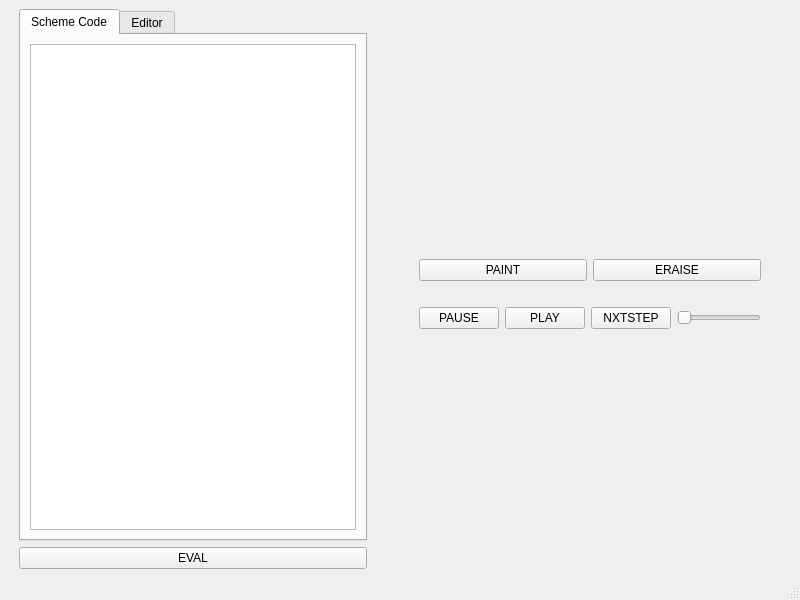
Old version of the form mainwindow.ui in the repository d1sxgRee/CAEditor.
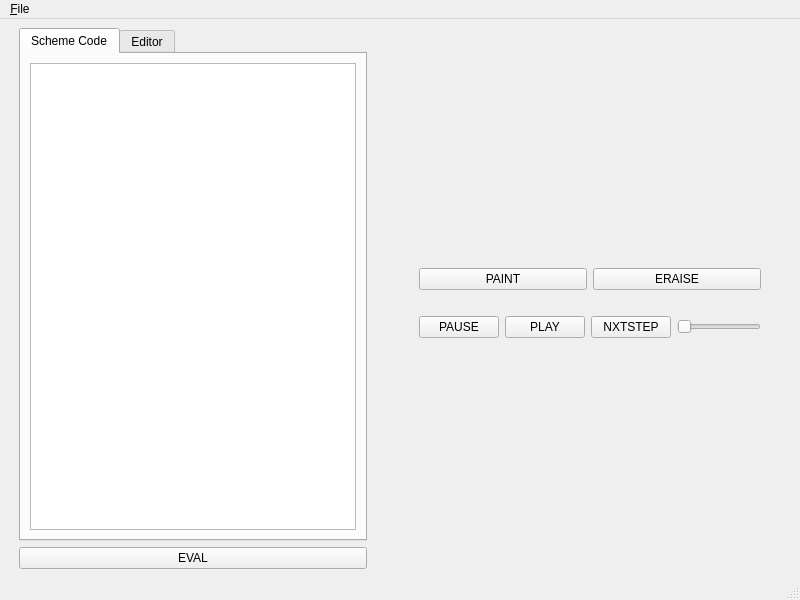
New version of the form.

The edit to the form file:
```diff
--- a/mainwindow.ui
+++ b/mainwindow.ui
@@ -161,9 +161,15 @@
      <x>0</x>
      <y>0</y>
      <width>800</width>
-     <height>23</height>
+     <height>22</height>
     </rect>
    </property>
+   <widget class="QMenu" name="menu_File">
+    <property name="title">
+     <string>&amp;File</string>
+    </property>
+   </widget>
+   <addaction name="menu_File"/>
   </widget>
   <widget class="QStatusBar" name="statusbar"/>
  </widget>
```
